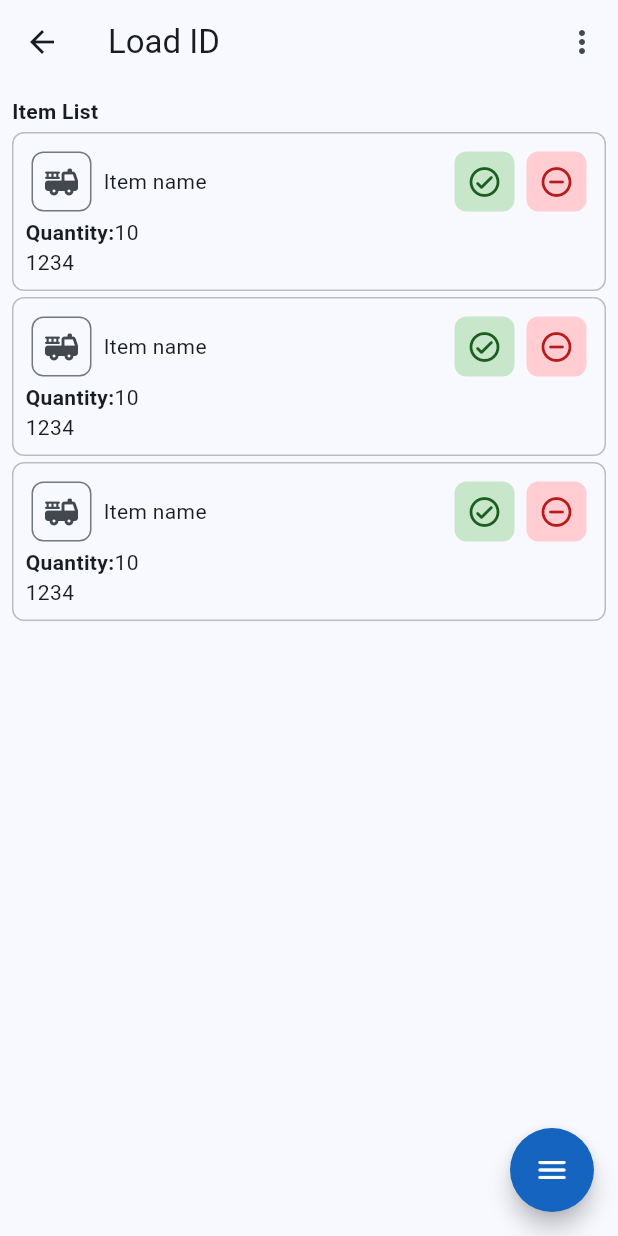
After one commit to Caresle/little-load-tracker, a Flutter app: the LoadIdScreen screen opened directly, on a phone screen of 412 x 824 dp. The commit adds this screen. Run offline on Flutter 3.47's test engine with Material 3 defaults, Android fonts, the phone set to English and light mode, and no system bars; our stand-ins replace go_router.

Commit message:
feat: add load id screen

```diff
--- /dev/null
+++ b/mobile_app/lib/screens/load_id_screen.dart
@@ -0,0 +1,132 @@
+import 'package:flutter/material.dart';
+import 'package:mobile_app/config/theme/button.dart';
+
+class LoadIdScreen extends StatelessWidget {
+  const LoadIdScreen({super.key});
+
+  @override
+  Widget build(BuildContext context) {
+    return Scaffold(
+      appBar: AppBar(
+        title: Text('Load ID'),
+        actions: [
+          IconButton(
+            style: IconButton.styleFrom(
+              shape: RoundedRectangleBorder(
+                borderRadius: BorderRadius.all(
+                  Radius.circular(8),
+                ),
+              ),
+            ),
+            onPressed: () {},
+            icon: Icon(Icons.more_vert_rounded),
+          ),
+        ],
+      ),
+      body: SafeArea(
+          child: SingleChildScrollView(
+        child: Padding(
+          padding: const EdgeInsets.all(8.0),
+          child: Column(
+            crossAxisAlignment: CrossAxisAlignment.start,
+            children: [
+              Text(
+                'Item List',
+                style: TextStyle(fontWeight: FontWeight.bold),
+              ),
+              const SizedBox(height: 4),
+              _ItemList(),
+              const SizedBox(height: 4),
+              _ItemList(),
+              const SizedBox(height: 4),
+              _ItemList(),
+            ],
+          ),
+        ),
+      )),
+      floatingActionButton: FloatingActionButton(
+        backgroundColor: Colors.blue.shade800,
+        foregroundColor: Colors.white,
+        onPressed: () {},
+        shape: CircleBorder(),
+        tooltip: 'Actions',
+        child: Icon(Icons.menu_rounded),
+      ),
+    );
+  }
+}
+
+class _ItemList extends StatelessWidget {
+  const _ItemList();
+
+  @override
+  Widget build(BuildContext context) {
+    return Container(
+      width: double.infinity,
+      decoration: BoxDecoration(
+        borderRadius: BorderRadius.circular(8),
+        border: Border.all(color: Colors.grey.shade400),
+      ),
+      child: Padding(
+        padding: const EdgeInsets.all(8.0),
+        child: Column(
+          crossAxisAlignment: CrossAxisAlignment.start,
+          children: [
+            Row(
+              mainAxisAlignment: MainAxisAlignment.spaceBetween,
+              children: [
+                Row(
+                  children: [
+                    IconButton.outlined(
+                      style: IconButton.styleFrom(
+                        shape: RoundedRectangleBorder(
+                          borderRadius: BorderRadius.all(
+                            Radius.circular(8),
+                          ),
+                        ),
+                      ),
+                      onPressed: () {},
+                      icon: Icon(Icons.fire_truck_rounded),
+                    ),
+                    const SizedBox(width: 4),
+                    Text('Item name'),
+                  ],
+                ),
+                Row(
+                  children: [
+                    IconButton(
+                      style: buttonConfirmTonalIcon,
+                      onPressed: () {},
+                      icon: Icon(Icons.check_circle_outline_rounded),
+                    ),
+                    IconButton(
+                      style: buttonDangerTonalIcon,
+                      onPressed: () {},
+                      icon: Icon(Icons.remove_circle_outline_rounded),
+                    ),
+                  ],
+                ),
+              ],
+            ),
+            Row(
+              children: [
+                Text(
+                  'Quantity:',
+                  style: TextStyle(
+                    fontWeight: FontWeight.bold,
+                  ),
+                ),
+                Text('10'),
+              ],
+            ),
+            Row(
+              children: [
+                Text('1234'),
+              ],
+            )
+          ],
+        ),
+      ),
+    );
+  }
+}
--- a/mobile_app/lib/screens/screens.dart
+++ b/mobile_app/lib/screens/screens.dart
@@ -1,2 +1,4 @@
 export './login_screen.dart';
 export './home_screen.dart';
+export './load_id_screen.dart';
+export './load_screen.dart';
```
